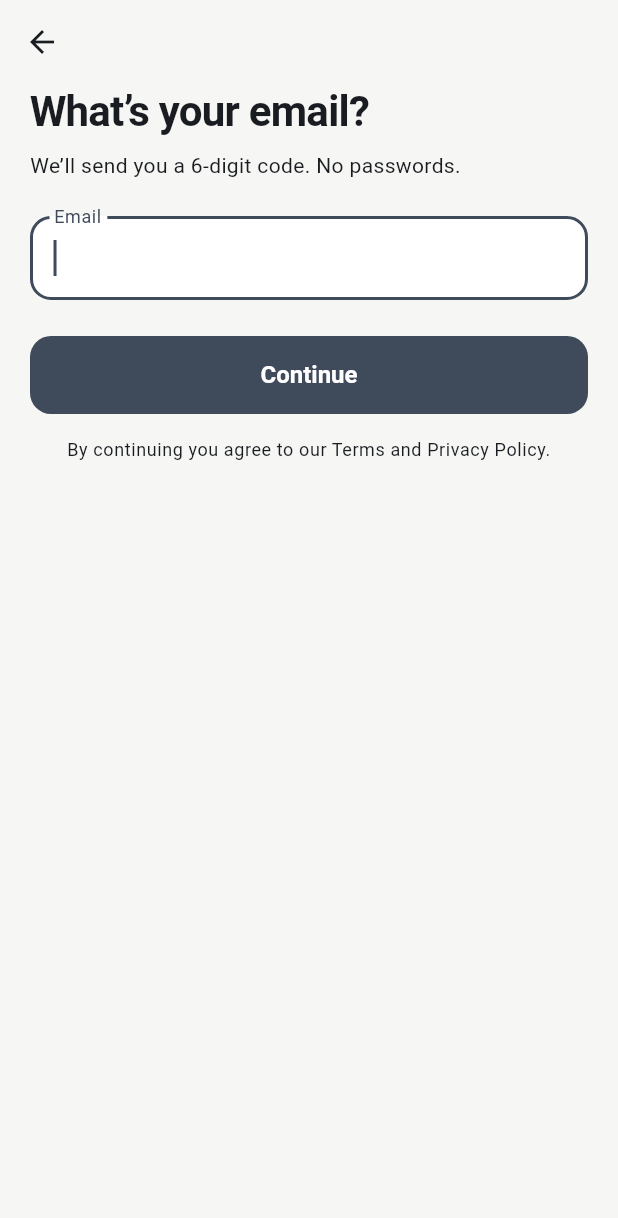
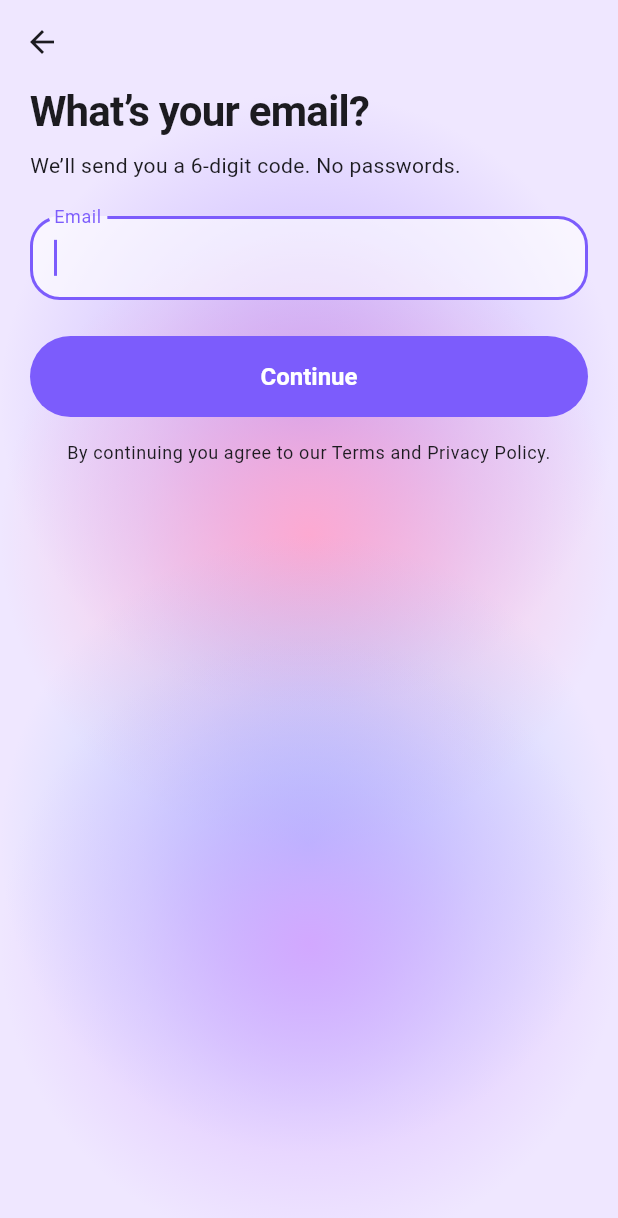
Before and after one commit to Collapsar-Dev/NearSoul, a Flutter app: the screen it shows after launch, after a tap on "Continue with email", on a phone screen of 412 x 824 dp. Shown: the top 1218 px of the screen. Run offline on Flutter 3.47's test engine with Material 3 defaults, Android fonts, the phone set to English and light mode, and no system bars; our stand-ins replace dio, flutter_map, flutter_riverpod, flutter_secure_storage, flutter_timezone, geolocator and 5 more; missing offline and left inert: dart:js_interop; network calls fail.

Commit message:
Liquid Glass UI (iOS 26 style) on all screens, violet light theme by default, minimal unified demo portraits (CR-38, CR-39)
Co-Authored-By: Claude Opus 5.5 <noreply@anthropic.com>

```diff
--- a/apps/app/lib/core/theme.dart
+++ b/apps/app/lib/core/theme.dart
@@ -1,6 +1,7 @@
 import 'package:flutter/material.dart';
 import 'package:flutter_riverpod/flutter_riverpod.dart';
 import 'package:shared_preferences/shared_preferences.dart';
+import 'widgets/glass.dart';
 
 /// Design tokens (PRD §5.10). Fixed status colours; the accent comes from the chosen [NsPalette].
 class NsColors {
@@ -9,8 +10,9 @@ class NsColors {
   static const danger = Color(0xFFD64545);
 }
 
-/// Colour themes the person can pick in Settings. Neutral is the default.
+/// Colour themes the person can pick in Settings. Violet (light lavender) is the default (CR-38).
 enum NsPalette {
+  violet(primary: Color(0xFF7C5CFC), primaryDark: Color(0xFFB5A3FF), soul: Color(0xFFE0569A), soulDark: Color(0xFFFF8CC0), bg: Color(0xFFF5F2FF), bgDark: Color(0xFF110E1C), surfaceDark: Color(0xFF1C1730)),
   neutral(primary: Color(0xFF3F4A5A), primaryDark: Color(0xFFAEB8C6), soul: Color(0xFF5B6475), soulDark: Color(0xFFB9C0CC), bg: Color(0xFFF6F6F4), bgDark: Color(0xFF121315), surfaceDark: Color(0xFF1C1D20)),
   sage(primary: Color(0xFF4F6F5F), primaryDark: Color(0xFF9CC2AE), soul: Color(0xFF5E6E66), soulDark: Color(0xFFB6C8BE), bg: Color(0xFFF5F6F3), bgDark: Color(0xFF111412), surfaceDark: Color(0xFF1A1E1B)),
   sand(primary: Color(0xFF7A6248), primaryDark: Color(0xFFD2B795), soul: Color(0xFF6B5E52), soulDark: Color(0xFFCDBFAF), bg: Color(0xFFF8F6F2), bgDark: Color(0xFF151311), surfaceDark: Color(0xFF1F1C19)),
@@ -26,7 +28,7 @@ enum NsPalette {
   final Color surfaceDark;
 }
 
-ThemeData buildTheme(Brightness b, [NsPalette p = NsPalette.neutral]) {
+ThemeData buildTheme(Brightness b, [NsPalette p = NsPalette.violet]) {
   final dark = b == Brightness.dark;
   final scheme = ColorScheme.fromSeed(
     seedColor: p.primary,
@@ -38,17 +40,58 @@ ThemeData buildTheme(Brightness b, [NsPalette p = NsPalette.neutral]) {
   );
   final base = ThemeData(useMaterial3: true, colorScheme: scheme, brightness: b);
   return base.copyWith(
-    scaffoldBackgroundColor: dark ? p.bgDark : p.bg,
-    appBarTheme: AppBarTheme(backgroundColor: dark ? p.bgDark : p.bg, elevation: 0, scrolledUnderElevation: 0, centerTitle: false),
-    cardTheme: CardThemeData(elevation: 0, color: scheme.surface, shape: RoundedRectangleBorder(borderRadius: BorderRadius.circular(20)), margin: EdgeInsets.zero),
+    // Liquid Glass (CR-39): screens are transparent over the living background that travels with each page.
+    scaffoldBackgroundColor: Colors.transparent,
+    canvasColor: dark ? p.surfaceDark : const Color(0xFFFBF9FF),
+    pageTransitionsTheme: const PageTransitionsTheme(builders: {
+      TargetPlatform.android: LiquidPageTransitionsBuilder(),
+      TargetPlatform.iOS: LiquidPageTransitionsBuilder(),
+      TargetPlatform.macOS: LiquidPageTransitionsBuilder(),
+      TargetPlatform.windows: LiquidPageTransitionsBuilder(),
+      TargetPlatform.linux: LiquidPageTransitionsBuilder(),
+      TargetPlatform.fuchsia: LiquidPageTransitionsBuilder(),
+    }),
+    appBarTheme: const AppBarTheme(backgroundColor: Colors.transparent, surfaceTintColor: Colors.transparent, elevation: 0, scrolledUnderElevation: 0, centerTitle: false),
+    cardTheme: CardThemeData(
+      elevation: 0,
+      surfaceTintColor: Colors.transparent,
+      color: dark ? Colors.white.withValues(alpha: 0.08) : Colors.white.withValues(alpha: 0.62),
+      shape: RoundedRectangleBorder(borderRadius: BorderRadius.circular(28), side: BorderSide(color: Colors.white.withValues(alpha: dark ? 0.14 : 0.8), width: 1.2)),
+      margin: EdgeInsets.zero,
+    ),
     filledButtonTheme: FilledButtonThemeData(
-      style: FilledButton.styleFrom(minimumSize: const Size(64, 52), shape: RoundedRectangleBorder(borderRadius: BorderRadius.circular(14)), textStyle: const TextStyle(fontSize: 16, fontWeight: FontWeight.w600)),
+      style: FilledButton.styleFrom(minimumSize: const Size(64, 54), shape: const StadiumBorder(), elevation: 0, textStyle: const TextStyle(fontSize: 16, fontWeight: FontWeight.w700)),
     ),
     outlinedButtonTheme: OutlinedButtonThemeData(
-      style: OutlinedButton.styleFrom(minimumSize: const Size(64, 52), shape: RoundedRectangleBorder(borderRadius: BorderRadius.circular(14))),
+      style: OutlinedButton.styleFrom(
+        minimumSize: const Size(64, 54),
+        shape: const StadiumBorder(),
+        backgroundColor: Colors.white.withValues(alpha: dark ? 0.06 : 0.5),
+        side: BorderSide(color: Colors.white.withValues(alpha: dark ? 0.25 : 0.9), width: 1.2),
+      ),
     ),
-    inputDecorationTheme: InputDecorationTheme(border: OutlineInputBorder(borderRadius: BorderRadius.circular(14)), filled: true, fillColor: scheme.surface),
-    chipTheme: base.chipTheme.copyWith(shape: const StadiumBorder()),
+    textButtonTheme: TextButtonThemeData(style: TextButton.styleFrom(shape: const StadiumBorder())),
+    inputDecorationTheme: InputDecorationTheme(
+      border: OutlineInputBorder(borderRadius: BorderRadius.circular(20), borderSide: BorderSide(color: Colors.white.withValues(alpha: dark ? 0.2 : 0.9))),
+      enabledBorder: OutlineInputBorder(borderRadius: BorderRadius.circular(20), borderSide: BorderSide(color: Colors.white.withValues(alpha: dark ? 0.2 : 0.9))),
+      filled: true,
+      fillColor: Colors.white.withValues(alpha: dark ? 0.07 : 0.6),
+    ),
+    chipTheme: base.chipTheme.copyWith(
+      shape: StadiumBorder(side: BorderSide(color: Colors.white.withValues(alpha: dark ? 0.2 : 0.85))),
+      backgroundColor: Colors.white.withValues(alpha: dark ? 0.08 : 0.55),
+      side: BorderSide(color: Colors.white.withValues(alpha: dark ? 0.2 : 0.85)),
+    ),
+    listTileTheme: const ListTileThemeData(tileColor: Colors.transparent),
+    bottomSheetTheme: BottomSheetThemeData(
+      backgroundColor: dark ? p.surfaceDark.withValues(alpha: 0.96) : const Color(0xFFFBF9FF).withValues(alpha: 0.97),
+      surfaceTintColor: Colors.transparent,
+      shape: const RoundedRectangleBorder(borderRadius: BorderRadius.vertical(top: Radius.circular(32))),
+    ),
+    dialogTheme: DialogThemeData(backgroundColor: dark ? p.surfaceDark : const Color(0xFFFBF9FF), surfaceTintColor: Colors.transparent, shape: RoundedRectangleBorder(borderRadius: BorderRadius.circular(32))),
+    navigationBarTheme: NavigationBarThemeData(backgroundColor: Colors.transparent, surfaceTintColor: Colors.transparent, indicatorColor: scheme.primary.withValues(alpha: dark ? 0.35 : 0.18), elevation: 0),
+    navigationRailTheme: NavigationRailThemeData(backgroundColor: Colors.transparent, indicatorColor: scheme.primary.withValues(alpha: dark ? 0.35 : 0.18)),
+    snackBarTheme: SnackBarThemeData(behavior: SnackBarBehavior.floating, shape: RoundedRectangleBorder(borderRadius: BorderRadius.circular(16))),
     textTheme: base.textTheme.copyWith(
       headlineMedium: base.textTheme.headlineMedium?.copyWith(fontWeight: FontWeight.w700, letterSpacing: -0.5),
       headlineSmall: base.textTheme.headlineSmall?.copyWith(fontWeight: FontWeight.w700),
@@ -71,7 +114,7 @@ enum NsLogoVariant {
 
 /// Appearance chosen in Settings, kept on this device.
 class Appearance {
-  const Appearance({this.mode = ThemeMode.system, this.palette = NsPalette.neutral, this.logo = NsLogoVariant.soul});
+  const Appearance({this.mode = ThemeMode.light, this.palette = NsPalette.violet, this.logo = NsLogoVariant.soul});
   final ThemeMode mode;
   final NsPalette palette;
   final NsLogoVariant logo;
@@ -80,8 +123,9 @@ class Appearance {
 }
 
 class AppearanceNotifier extends Notifier<Appearance> {
-  static const _modeKey = 'ns_theme_mode';
-  static const _paletteKey = 'ns_theme_palette';
+  // v2 keys: the violet light theme became the default (CR-38); older saved choices start fresh once.
+  static const _modeKey = 'ns_theme_mode_v2';
+  static const _paletteKey = 'ns_theme_palette_v2';
   static const _logoKey = 'ns_logo';
 
   /// Set by the web build to swap the browser-tab icon.
--- /dev/null
+++ b/apps/app/lib/core/widgets/glass.dart
@@ -0,0 +1,118 @@
+import 'dart:ui' as ui;
+import 'package:flutter/material.dart';
+
+/// Liquid Glass (CR-39, iOS 26 style): translucent, blurred surfaces with a bright rim and a soft specular highlight,
+/// floating above a living lavender/pink background. Blur is used only on a few surfaces (navigation, card captions,
+/// round buttons) to stay fast on the web and on low-end phones.
+class Glass extends StatelessWidget {
+  const Glass({super.key, required this.child, this.radius = 28, this.padding, this.blur = 18, this.tint, this.shape, this.onPhoto = false});
+  final Widget child;
+  final double radius;
+  final EdgeInsetsGeometry? padding;
+  final double blur;
+  /// Optional colour wash (e.g. the like button's gradient sits on top instead).
+  final Color? tint;
+  final BoxShape? shape;
+  /// Darker glass for captions over photos, so white text stays readable.
+  final bool onPhoto;
+
+  @override
+  Widget build(BuildContext context) {
+    final dark = Theme.of(context).brightness == Brightness.dark;
+    final circle = shape == BoxShape.circle;
+    final border = circle ? null : BorderRadius.circular(radius);
+    final decoration = BoxDecoration(
+      shape: shape ?? BoxShape.rectangle,
+      borderRadius: border,
+      gradient: LinearGradient(
+        begin: Alignment.topLeft,
+        end: Alignment.bottomRight,
+        colors: tint != null
+            ? [tint!.withValues(alpha: 0.75), tint!.withValues(alpha: 0.55)]
+            : onPhoto
+                ? [const Color(0xFF1B1030).withValues(alpha: 0.42), const Color(0xFF1B1030).withValues(alpha: 0.22), const Color(0xFF1B1030).withValues(alpha: 0.38)]
+                : dark
+                ? [Colors.white.withValues(alpha: 0.16), Colors.white.withValues(alpha: 0.05), Colors.white.withValues(alpha: 0.10)]
+                : [Colors.white.withValues(alpha: 0.62), Colors.white.withValues(alpha: 0.28), Colors.white.withValues(alpha: 0.45)],
+      ),
+      border: Border.all(color: Colors.white.withValues(alpha: onPhoto ? 0.35 : dark ? 0.22 : 0.75), width: 1.2),
+      boxShadow: [BoxShadow(color: const Color(0xFF4A2BA8).withValues(alpha: dark ? 0.35 : 0.14), blurRadius: 24, offset: const Offset(0, 10))],
+    );
+    final content = Stack(children: [
+      // Specular highlight along the top edge, like light caught in glass.
+      Positioned(
+        left: 0,
+        right: 0,
+        top: 0,
+        height: 22,
+        child: IgnorePointer(
+          child: DecoratedBox(
+            decoration: BoxDecoration(
+              gradient: LinearGradient(begin: Alignment.topCenter, end: Alignment.bottomCenter, colors: [Colors.white.withValues(alpha: onPhoto ? 0.16 : dark ? 0.18 : 0.55), Colors.white.withValues(alpha: 0)]),
+            ),
+          ),
+        ),
+      ),
+      Padding(padding: padding ?? EdgeInsets.zero, child: child),
+    ]);
+    final clip = circle ? ClipOval(child: _blurred(content, decoration)) : ClipRRect(borderRadius: border!, child: _blurred(content, decoration));
+    return DecoratedBox(
+      decoration: BoxDecoration(shape: shape ?? BoxShape.rectangle, borderRadius: border, boxShadow: decoration.boxShadow),
+      child: clip,
+    );
+  }
+
+  Widget _blurred(Widget content, BoxDecoration d) => BackdropFilter(
+        filter: ui.ImageFilter.blur(sigmaX: blur, sigmaY: blur),
+        child: DecoratedBox(decoration: d.copyWith(boxShadow: const []), child: content),
+      );
+}
+
+/// The soft "aurora" background every screen floats on.
+class LiquidBackground extends StatelessWidget {
+  const LiquidBackground({super.key, required this.child});
+  final Widget child;
+
+  @override
+  Widget build(BuildContext context) {
+    final dark = Theme.of(context).brightness == Brightness.dark;
+    final base = dark ? const Color(0xFF0F0B1C) : const Color(0xFFEFE7FF);
+    Widget blob(Alignment a, Color c, double size) => Align(
+          alignment: a,
+          child: IgnorePointer(
+            child: Container(
+              width: size,
+              height: size,
+              decoration: BoxDecoration(shape: BoxShape.circle, gradient: RadialGradient(colors: [c.withValues(alpha: dark ? 0.55 : 0.95), c.withValues(alpha: dark ? 0.18 : 0.35), c.withValues(alpha: 0)], stops: const [0, 0.55, 1])),
+            ),
+          ),
+        );
+    return ColoredBox(
+      color: base,
+      child: Stack(children: [
+        Positioned.fill(
+          child: LayoutBuilder(builder: (context, c) {
+            final s = c.biggest.shortestSide * 1.3;
+            return Stack(children: [
+              blob(const Alignment(-1.1, -1.0), const Color(0xFFB59CFF), s),
+              blob(const Alignment(1.25, -0.35), const Color(0xFFFFA8CF), s * 0.95),
+              blob(const Alignment(-0.7, 1.15), const Color(0xFF9DBEFF), s * 1.05),
+              blob(const Alignment(1.1, 1.1), const Color(0xFFD3A6FF), s * 0.8),
+            ]);
+          }),
+        ),
+        Positioned.fill(child: child),
+      ]),
+    );
+  }
+}
+
+/// Page transition that carries the background with each page, so translucent screens never show the page below.
+class LiquidPageTransitionsBuilder extends PageTransitionsBuilder {
+  const LiquidPageTransitionsBuilder();
+  static const _inner = FadeUpwardsPageTransitionsBuilder();
+
+  @override
+  Widget buildTransitions<T>(PageRoute<T> route, BuildContext context, Animation<double> animation, Animation<double> secondaryAnimation, Widget child) =>
+      _inner.buildTransitions(route, context, animation, secondaryAnimation, LiquidBackground(child: child));
+}
--- a/apps/app/lib/features/me/me_screens.dart
+++ b/apps/app/lib/features/me/me_screens.dart
@@ -245,7 +245,7 @@ class AppearanceTiles extends ConsumerWidget {
     final l = context.l;
     final look = ref.watch(appearanceProvider);
     final n = ref.read(appearanceProvider.notifier);
-    final names = {NsPalette.neutral: l.paletteNeutral, NsPalette.sage: l.paletteSage, NsPalette.sand: l.paletteSand, NsPalette.coral: l.paletteCoral};
+    final names = {NsPalette.violet: l.paletteViolet, NsPalette.neutral: l.paletteNeutral, NsPalette.sage: l.paletteSage, NsPalette.sand: l.paletteSand, NsPalette.coral: l.paletteCoral};
     return Column(crossAxisAlignment: CrossAxisAlignment.start, children: [
       ListTile(
         leading: const Icon(Icons.palette_outlined),
--- a/apps/app/lib/l10n/app_en.arb
+++ b/apps/app/lib/l10n/app_en.arb
@@ -929,5 +929,6 @@
       }
     }
   },
-  "breakBodyCheck": "You've answered everything. Now find out which of your friends fits you best: send them your compatibility link."
+  "breakBodyCheck": "You've answered everything. Now find out which of your friends fits you best: send them your compatibility link.",
+  "paletteViolet": "Violet"
 }
--- a/apps/app/lib/l10n/app_ru.arb
+++ b/apps/app/lib/l10n/app_ru.arb
@@ -556,5 +556,6 @@
   "socialPopupBlocked": "Браузер заблокировал окно входа. Разреши всплывающие окна и попробуй ещё раз.",
   "socialFailed": "Не получилось войти. Попробуй ещё раз.",
   "breakBodyDeep": "Загляни глубже: тест личности, часть {part} из 4 (около 4 минут). Подбор станет точнее.",
-  "breakBodyCheck": "Ты ответил(а) на всё. Теперь узнай, кто из друзей подходит тебе больше всех: отправь им ссылку на проверку совместимости."
+  "breakBodyCheck": "Ты ответил(а) на всё. Теперь узнай, кто из друзей подходит тебе больше всех: отправь им ссылку на проверку совместимости.",
+  "paletteViolet": "Фиолетовая"
 }
--- a/apps/app/lib/l10n/gen/app_localizations.dart
+++ b/apps/app/lib/l10n/gen/app_localizations.dart
@@ -3433,6 +3433,12 @@ abstract class AppLocalizations {
   /// In en, this message translates to:
   /// **'You\'ve answered everything. Now find out which of your friends fits you best: send them your compatibility link.'**
   String get breakBodyCheck;
+
+  /// No description provided for @paletteViolet.
+  ///
+  /// In en, this message translates to:
+  /// **'Violet'**
+  String get paletteViolet;
 }
 
 class _AppLocalizationsDelegate
--- a/apps/app/lib/l10n/gen/app_localizations_en.dart
+++ b/apps/app/lib/l10n/gen/app_localizations_en.dart
@@ -1888,4 +1888,7 @@ class AppLocalizationsEn extends AppLocalizations {
   @override
   String get breakBodyCheck =>
       'You\'ve answered everything. Now find out which of your friends fits you best: send them your compatibility link.';
+
+  @override
+  String get paletteViolet => 'Violet';
 }
--- a/apps/app/lib/l10n/gen/app_localizations_ru.dart
+++ b/apps/app/lib/l10n/gen/app_localizations_ru.dart
@@ -1905,4 +1905,7 @@ class AppLocalizationsRu extends AppLocalizations {
   @override
   String get breakBodyCheck =>
       'Ты ответил(а) на всё. Теперь узнай, кто из друзей подходит тебе больше всех: отправь им ссылку на проверку совместимости.';
+
+  @override
+  String get paletteViolet => 'Фиолетовая';
 }
--- a/apps/app/lib/main.dart
+++ b/apps/app/lib/main.dart
@@ -10,6 +10,7 @@ import 'core/router.dart';
 import 'core/session.dart';
 import 'core/platform/icon_stub.dart' if (dart.library.js_interop) 'core/platform/icon_web.dart';
 import 'core/theme.dart';
+import 'core/widgets/glass.dart';
 import 'l10n/gen/app_localizations.dart';
 
 void main() {
@@ -59,6 +60,8 @@ class _NearSoulAppState extends ConsumerState<NearSoulApp> {
         return resolved;
       },
       routerConfig: router,
+      // Liquid Glass (CR-39): the living background sits under every screen.
+      builder: (context, child) => LiquidBackground(child: child ?? const SizedBox.shrink()),
       // Lists and feeds can also be dragged with a mouse, like on a phone.
       scrollBehavior: const MaterialScrollBehavior().copyWith(dragDevices: {PointerDeviceKind.touch, PointerDeviceKind.mouse, PointerDeviceKind.trackpad, PointerDeviceKind.stylus}),
     );
```
Also changed, not shown: apps/app/lib/features/shell.dart (+21 -6 lines), apps/app/lib/features/today/profile_widgets.dart (+31 -15 lines), 9 other files.
